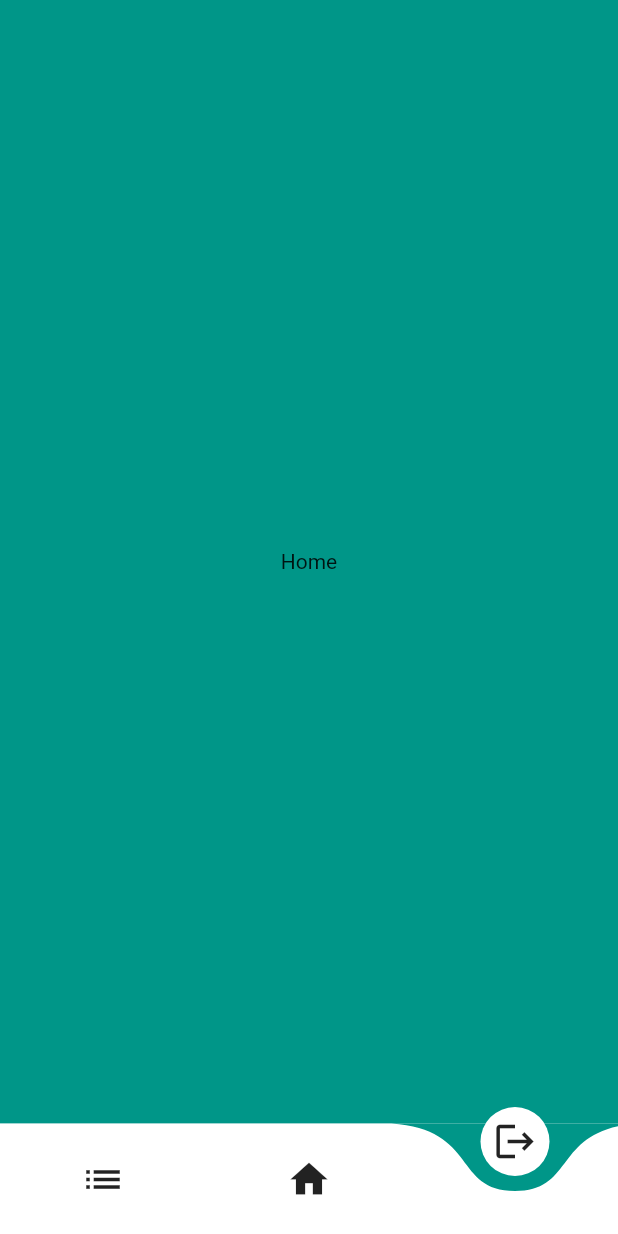
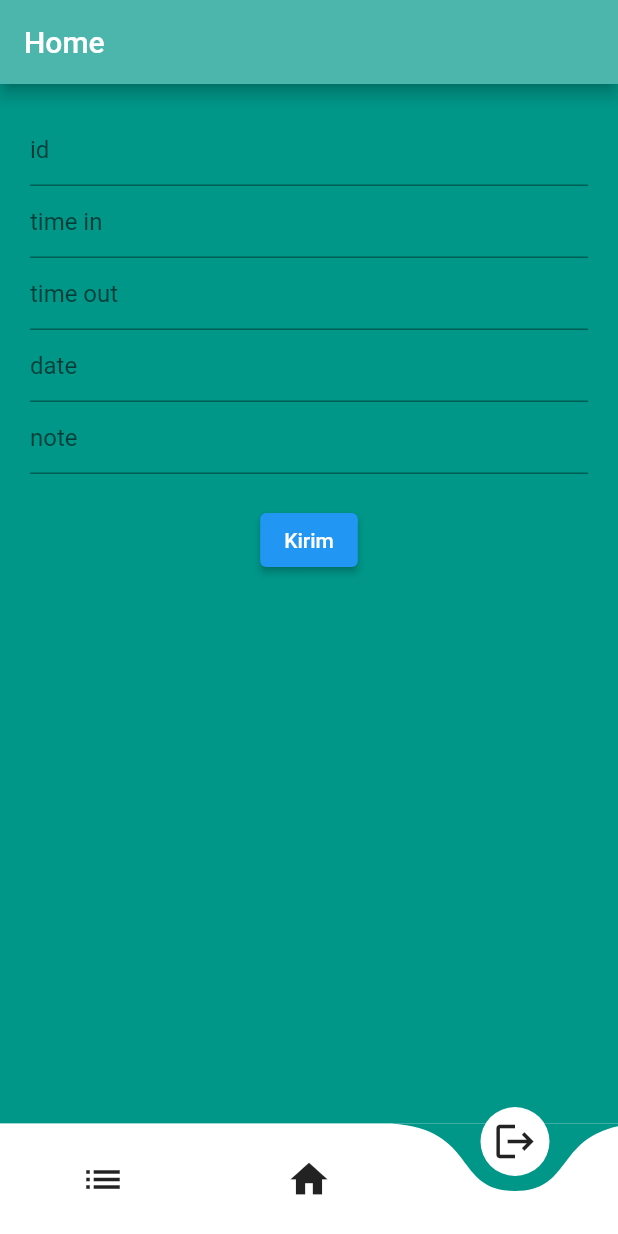
Before and after one commit to cakmalik/Absensi-Pegawai, a Flutter app: the screen it shows after launch, item 3 of the bottom bar chosen, on a phone screen of 412 x 824 dp. Run offline on Flutter 3.47's test engine with Material 2 defaults, Android fonts, the phone set to English and light mode, and no system bars; drawn by our look-alikes of curved_navigation_bar.

Commit message:
berhasil input data presensi, tinggal pake qrcode

```diff
--- a/lib/main.dart
+++ b/lib/main.dart
@@ -1,9 +1,21 @@
+import 'dart:io';
+
 import 'package:curved_navigation_bar/curved_navigation_bar.dart';
 import 'package:flutter/material.dart';
 import 'package:rest_api_flutter/view/home_page.dart';
+import 'package:rest_api_flutter/view/input_jurnal.dart';
 import 'package:rest_api_flutter/view/presence_page.dart';
 
 void main() => runApp(const MyApp());
+
+class MyHttpOverrides extends HttpOverrides {
+  @override
+  HttpClient createHttpClient(SecurityContext? context) {
+    return super.createHttpClient(context)
+      ..badCertificateCallback =
+          (X509Certificate cert, String host, int port) => true;
+  }
+}
 
 class MyApp extends StatelessWidget {
   const MyApp({Key? key}) : super(key: key);
@@ -12,9 +24,13 @@ class MyApp extends StatelessWidget {
 
   @override
   Widget build(BuildContext context) {
-    return const MaterialApp(
+    return MaterialApp(
+      debugShowCheckedModeBanner: false,
       title: _title,
       home: MyStatefulWidget(),
+      routes: {
+        '/riwayat': (context) => const PresencePage(),
+      },
     );
   }
 }
@@ -34,7 +50,7 @@ class _MyStatefulWidgetState extends State<MyStatefulWidget> {
   static const List<Widget> _widgetOptions = <Widget>[
     PresencePage(),
     HomePage(),
-    HomePage(),
+    Jurnal(),
   ];
 
   void _onItemTapped(int index) {
--- /dev/null
+++ b/lib/models/presence_model.dart
@@ -0,0 +1,33 @@
+class Presence {
+  final int? id;
+  final int? teacherId;
+  final String? timeIn;
+  final String? timeOut;
+  final String? late;
+  final String? overtime;
+  final String? note;
+  final String? date;
+
+  const Presence({
+    required this.id,
+    required this.teacherId,
+    required this.timeIn,
+    required this.timeOut,
+    required this.late,
+    required this.overtime,
+    required this.note,
+    required this.date,
+  });
+
+  factory Presence.fromJson(Map<String, dynamic> json) {
+    return Presence(
+        id: json['id'],
+        teacherId: json['teacher_id'],
+        timeIn: json['time_in'],
+        timeOut: json['time_out'],
+        late: json['late'],
+        overtime: json['overtime'],
+        note: json['note'],
+        date: json['date']);
+  }
+}
--- a/lib/view/home_page.dart
+++ b/lib/view/home_page.dart
@@ -10,9 +10,13 @@ class HomePage extends StatefulWidget {
 class _HomePageState extends State<HomePage> {
   @override
   Widget build(BuildContext context) {
-    return const Scaffold(
+    return Scaffold(
+      appBar: AppBar(
+        backgroundColor: Colors.teal[300],
+        title: const Text('Home'),
+      ),
       backgroundColor: Colors.teal,
-      body: Center(
+      body: const Center(
         child: Text('Home'),
       ),
     );
--- /dev/null
+++ b/lib/view/input_jurnal.dart
@@ -0,0 +1,75 @@
+import 'package:flutter/material.dart';
+import 'package:rest_api_flutter/services/presence_services.dart';
+
+class Jurnal extends StatefulWidget {
+  const Jurnal({Key? key}) : super(key: key);
+
+  @override
+  _JurnalState createState() => _JurnalState();
+}
+
+class _JurnalState extends State<Jurnal> {
+  PresenceService presenceService = PresenceService();
+  final _teacherIdController = TextEditingController();
+  final _timeInController = TextEditingController();
+  final _timeOutController = TextEditingController();
+  final _dateController = TextEditingController();
+  final _noteController = TextEditingController();
+  @override
+  Widget build(BuildContext context) {
+    return Scaffold(
+        resizeToAvoidBottomInset: false,
+        appBar: AppBar(
+          backgroundColor: Colors.teal[300],
+          title: const Text('Home'),
+        ),
+        backgroundColor: Colors.teal,
+        body: Container(
+          margin: EdgeInsets.all(20),
+          child: SingleChildScrollView(
+            child: Column(
+              children: [
+                TextField(
+                  controller: _teacherIdController,
+                  decoration: const InputDecoration(hintText: 'id'),
+                ),
+                TextField(
+                  controller: _timeInController,
+                  decoration: const InputDecoration(hintText: 'time in'),
+                ),
+                TextField(
+                  controller: _timeOutController,
+                  decoration: const InputDecoration(hintText: 'time out'),
+                ),
+                TextField(
+                  controller: _dateController,
+                  decoration: const InputDecoration(hintText: 'date'),
+                ),
+                TextField(
+                  controller: _noteController,
+                  decoration: const InputDecoration(hintText: 'note'),
+                ),
+                SizedBox(height: 20),
+                ElevatedButton(
+                  onPressed: () async {
+                    bool response = await presenceService.postData(
+                      _teacherIdController.text,
+                      _timeInController.text,
+                      _timeOutController.text,
+                      _dateController.text,
+                      _noteController.text,
+                    );
+                    if (response) {
+                      Navigator.popAndPushNamed(context, '/riwayat');
+                    } else {
+                      print('gagal');
+                    }
+                  },
+                  child: Text('Kirim'),
+                )
+              ],
+            ),
+          ),
+        ));
+  }
+}
--- a/pubspec.yaml
+++ b/pubspec.yaml
@@ -35,6 +35,7 @@ dependencies:
   # Use with the CupertinoIcons class for iOS style icons.
   cupertino_icons: ^1.0.2
   curved_navigation_bar: ^1.0.3
+  http: ^0.13.4
 
 dev_dependencies:
   flutter_test:
```
Also changed, not shown: lib/services/presence_services.dart (added, +56 -0 lines), lib/view/presence_page.dart (+114 -3 lines), pubspec.lock, 3 other files.
